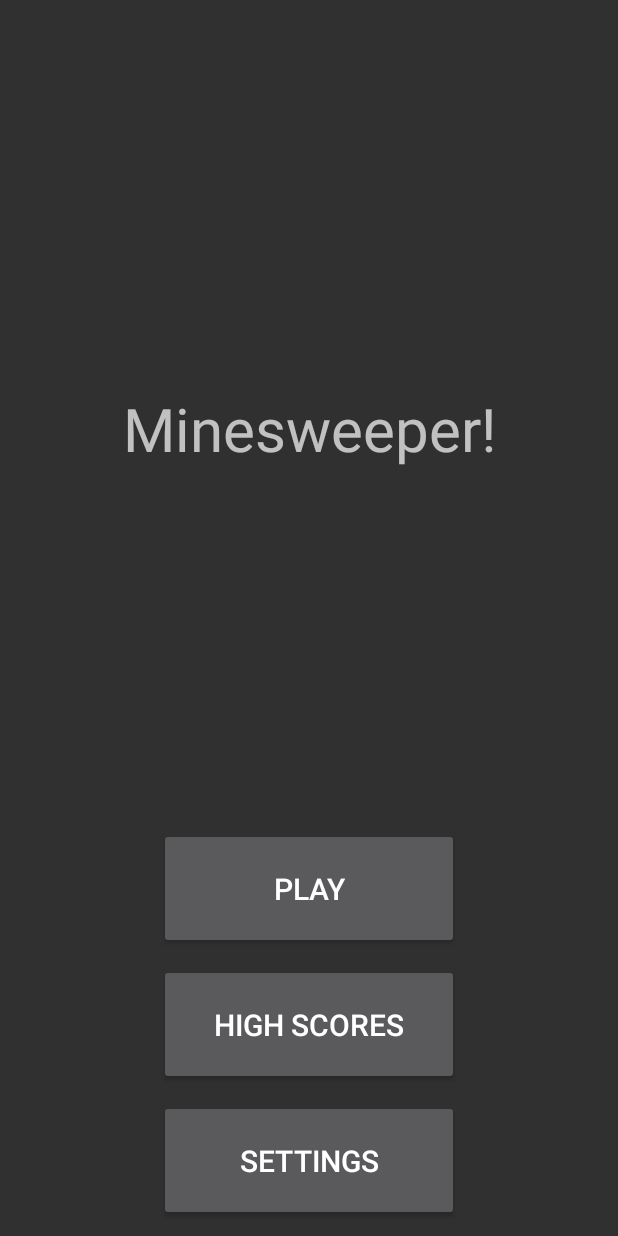
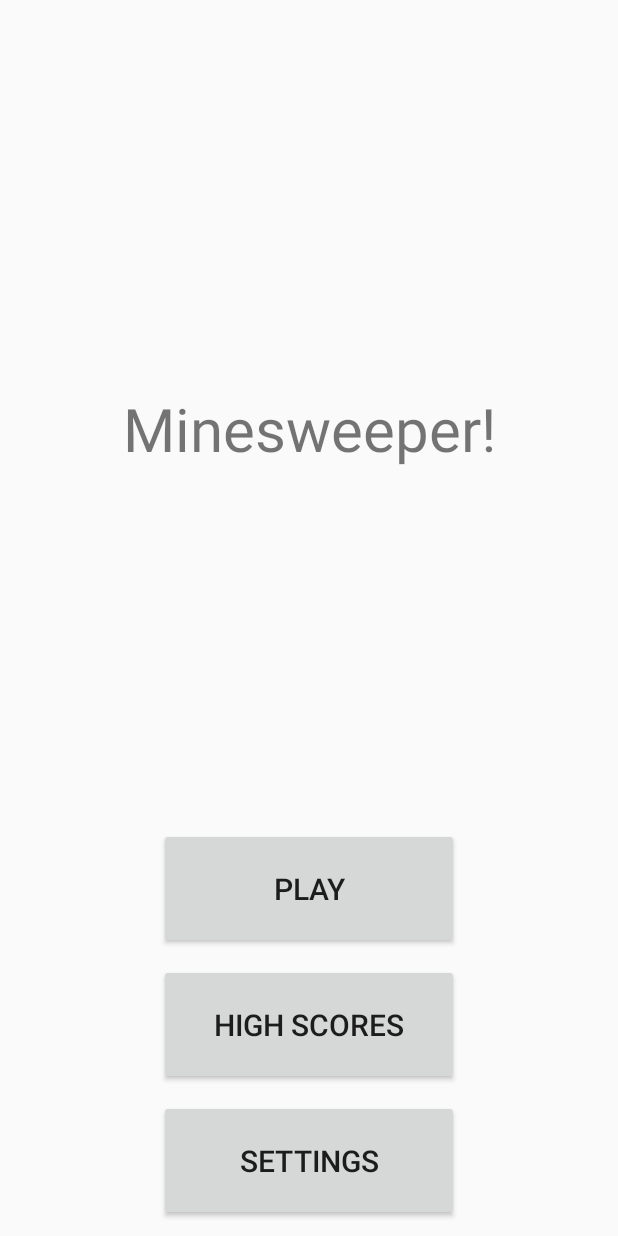
Before and after one commit to vil-kautto/minesweeper-mobile, an Android app: the screen it shows after launch (MainActivity), after a tap on "PLAY", on a phone screen of 412 x 824 dp. Run offline under Robolectric (Android 15) with nearby library versions, the phone set to English and light mode, and no system bars.

Commit message:
add menu button handling
added responses to menu button presses, also minor tweak to actionbar

```diff
--- a/app/src/main/java/fi/tuni/minesweeper/MainActivity.java
+++ b/app/src/main/java/fi/tuni/minesweeper/MainActivity.java
@@ -2,19 +2,39 @@ package fi.tuni.minesweeper;
 
 import androidx.appcompat.app.AppCompatActivity;
 
+import android.app.Activity;
 import android.os.Bundle;
 import android.view.View;
+import android.widget.Button;
+import android.widget.Toast;
 
 public class MainActivity extends AppCompatActivity {
+
+    Activity messenger;
 
     @Override
     protected void onCreate(Bundle savedInstanceState) {
         super.onCreate(savedInstanceState);
         setContentView(R.layout.activity_main);
+        messenger = this;
     }
 
-    //handles button click events on main menu
+    // handles button click events on main menu
     public void clicked(View v) {
+        switch(v.getId()) {
+            case(R.id.startButton):
+                toaster("Play");
+                break;
+            case(R.id.highScoreButton):
+                toaster("High Scores");
+                break;
+            case(R.id.settingsButton):
+                toaster("Settings");
+                break;
+        }
 
     }
+    public void toaster(String text) {
+        Toast.makeText(messenger, text, Toast.LENGTH_LONG).show();
+    }
 }
--- a/app/src/main/res/layout/activity_main.xml
+++ b/app/src/main/res/layout/activity_main.xml
@@ -18,6 +18,7 @@
         />
 
     <Button
+        android:id="@+id/startButton"
         android:layout_width="200dp"
         android:layout_height="75dp"
         android:layout_weight="0.01"
@@ -29,6 +30,7 @@
         />
 
     <Button
+        android:id="@+id/highScoreButton"
         android:layout_width="200dp"
         android:layout_height="75dp"
         android:layout_weight="0.01"
@@ -41,6 +43,7 @@
         />
 
     <Button
+        android:id="@+id/settingsButton"
         android:layout_width="200dp"
         android:layout_height="75dp"
         android:layout_weight="0.01"
--- a/app/src/main/res/values/colors.xml
+++ b/app/src/main/res/values/colors.xml
@@ -1,6 +1,6 @@
 <?xml version="1.0" encoding="utf-8"?>
 <resources>
     <color name="colorPrimary">#008577</color>
-    <color name="colorPrimaryDark">#00574B</color>
+    <color name="colorPrimaryDark">#303030</color>
     <color name="colorAccent">#D81B60</color>
 </resources>
--- a/app/src/main/res/values/styles.xml
+++ b/app/src/main/res/values/styles.xml
@@ -1,7 +1,7 @@
 <resources>
 
     <!-- Base application theme. -->
-    <style name="AppTheme" parent="Theme.AppCompat.NoActionBar">
+    <style name="AppTheme" parent="Theme.AppCompat.Light.NoActionBar">
         <!-- Customize your theme here. -->
         <item name="colorPrimary">@color/colorPrimary</item>
         <item name="colorPrimaryDark">@color/colorPrimaryDark</item>
```
